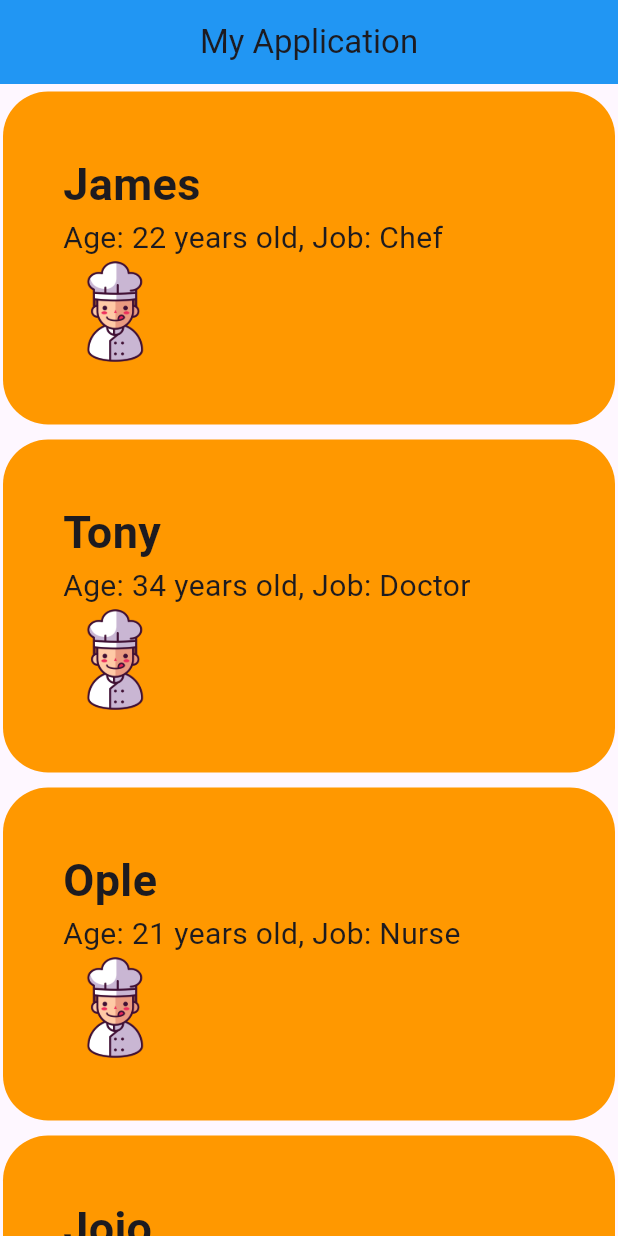
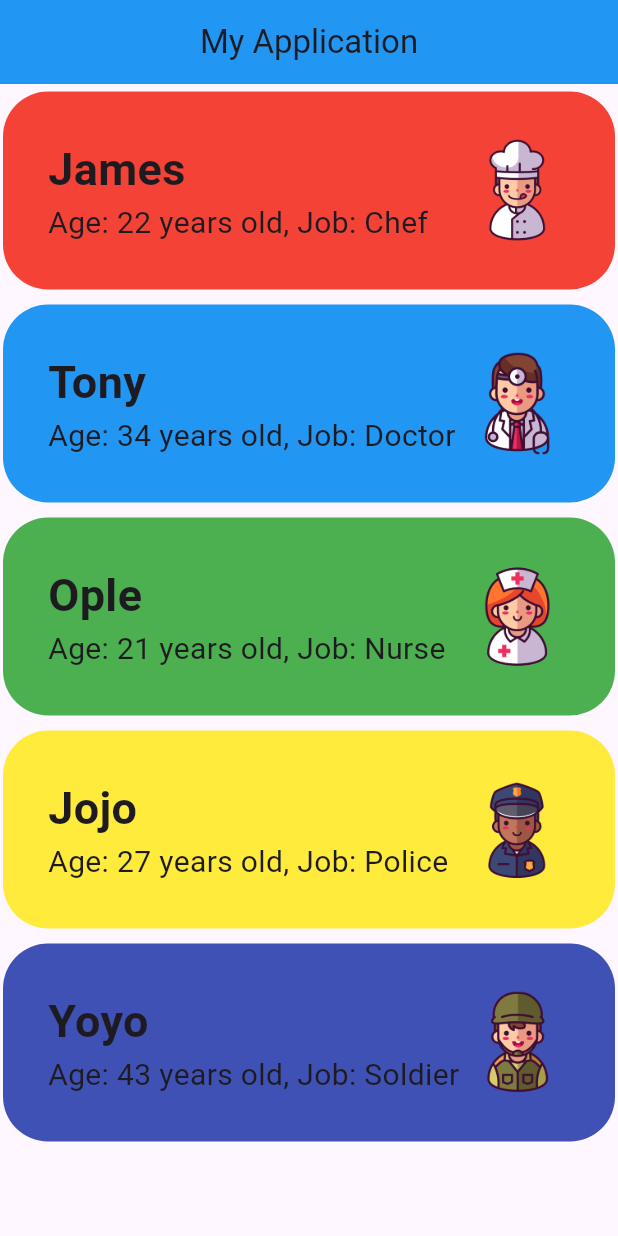
Before and after one commit to James28Dev/flutter-person-registry-kongruksiam-course, a Flutter app: the screen it shows after launch, on a phone screen of 412 x 824 dp. Run offline on Flutter 3.47's test engine with Material 3 defaults, Android fonts, the phone set to English and light mode, and no system bars.

Commit message:
Refactor the `Person` model to use a `Job` enum with associated titles, images, and colors, and update the `item.dart` screen to dynamically display these properties.

```diff
--- a/person_registry_app/lib/models/person.dart
+++ b/person_registry_app/lib/models/person.dart
@@ -1,15 +1,38 @@
+import 'package:flutter/material.dart';
+
+enum Job {
+  chef(title: "Chef", image: "assets/images/pic1.png", color: Colors.red),
+  doctor(title: "Doctor", image: "assets/images/pic2.png", color: Colors.blue),
+  nurse(title: "Nurse", image: "assets/images/pic3.png", color: Colors.green),
+  police(
+    title: "Police",
+    image: "assets/images/pic4.png",
+    color: Colors.yellow,
+  ),
+  soldier(
+    title: "Soldier",
+    image: "assets/images/pic5.png",
+    color: Colors.indigo,
+  );
+
+  const Job({required this.title, required this.image, required this.color});
+  final String title;
+  final String image;
+  final Color color;
+}
+
 class Person {
   Person({required this.name, required this.age, required this.job});
 
   String name;
   int age;
-  String job;
+  Job job;
 }
 
 List<Person> data = [
-  Person(name: "James", age: 22, job: "Chef"),
-  Person(name: "Tony", age: 34, job: "Doctor"),
-  Person(name: "Ople", age: 21, job: "Nurse"),
-  Person(name: "Jojo", age: 27, job: "Police"),
-  Person(name: "Yoyo", age: 43, job: "Soldier"),
+  Person(name: "James", age: 22, job: Job.chef),
+  Person(name: "Tony", age: 34, job: Job.doctor),
+  Person(name: "Ople", age: 21, job: Job.nurse),
+  Person(name: "Jojo", age: 27, job: Job.police),
+  Person(name: "Yoyo", age: 43, job: Job.soldier),
 ];
--- a/person_registry_app/lib/screens/item.dart
+++ b/person_registry_app/lib/screens/item.dart
@@ -18,10 +18,10 @@ class _ItemState extends State<Item> {
         return Container(
           decoration: BoxDecoration(
             borderRadius: BorderRadius.circular(30),
-            color: Colors.orange,
+            color: data[index].job.color,
           ),
           margin: EdgeInsets.symmetric(horizontal: 2, vertical: 5),
-          padding: EdgeInsets.all(40),
+          padding: EdgeInsets.all(30),
           child: Row(
             mainAxisAlignment: MainAxisAlignment.spaceBetween,
             children: [
@@ -33,12 +33,12 @@ class _ItemState extends State<Item> {
                     style: TextStyle(fontSize: 30, fontWeight: FontWeight.bold),
                   ),
                   Text(
-                    "Age: ${data[index].age} years old, Job: ${data[index].job}",
+                    "Age: ${data[index].age} years old, Job: ${data[index].job.title}",
                     style: TextStyle(fontSize: 20),
                   ),
-                  Image.asset("assets/images/pic1.png", width: 70, height: 70),
                 ],
               ),
+              Image.asset(data[index].job.image, width: 70, height: 70),
             ],
           ),
         );
```
